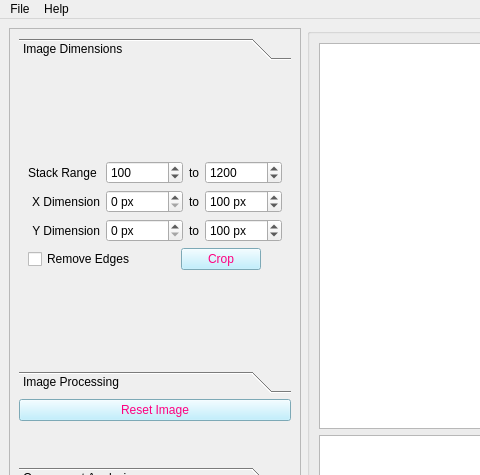
The window that mainwindow_admin.ui (pattammattel/MIDAS_Admin) describes before a commit, drawn with Qt 5; both pictures show x 0 to 480 and y 0 to 475 of the 1249 by 863 pixel window.
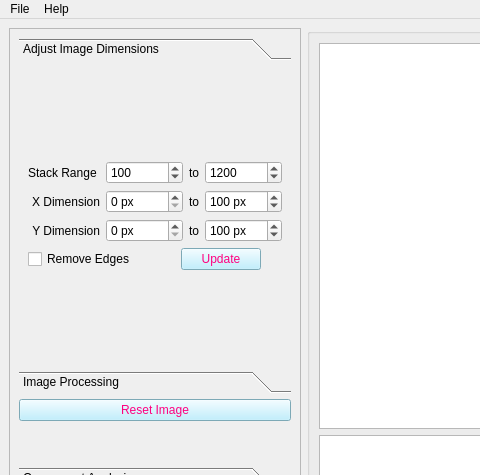
The same window after the commit. The open tabs and pages were chosen to show the change. Custom widgets are drawn as their Qt base class.

Diff of the .ui file:
```diff
--- a/mainwindow_admin.ui
+++ b/mainwindow_admin.ui
@@ -485,11 +485,11 @@
              <x>0</x>
              <y>0</y>
              <width>346</width>
-             <height>222</height>
+             <height>256</height>
             </rect>
            </property>
            <attribute name="label">
-            <string>Image Dimensions</string>
+            <string>Adjust Image Dimensions</string>
            </attribute>
            <layout class="QGridLayout" name="gridLayout_21">
             <item row="0" column="0">
@@ -696,7 +696,7 @@
 </string>
                 </property>
                 <property name="text">
-                 <string>Crop</string>
+                 <string>Update</string>
                 </property>
                </widget>
               </item>
```
Left out of the diff: 9 changed lines with no effect on the pictures.
